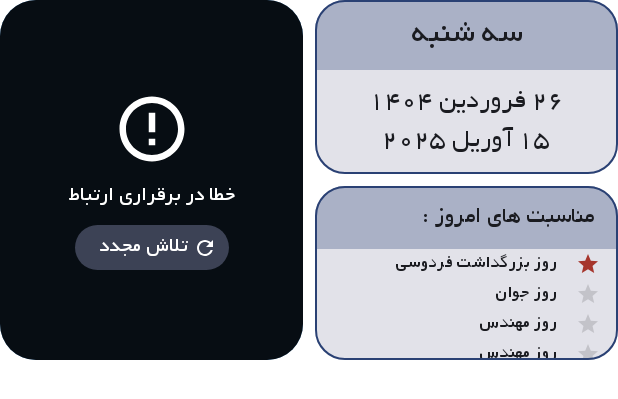
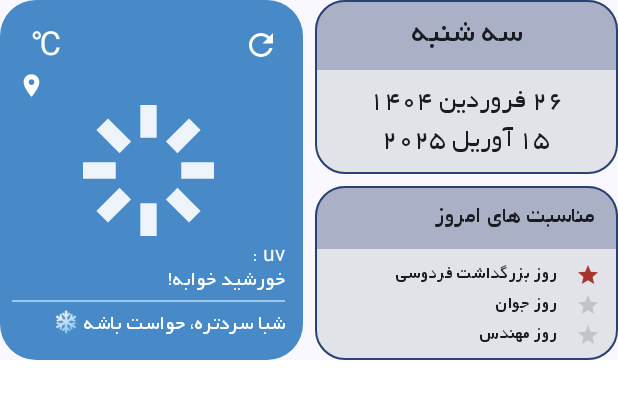
Before and after one commit to ihasanazimi/Avand, an Android app built with Jetpack Compose: the @Preview function WidgetScreenPreview, on a phone screen of 412 x 824 dp. Shown: the top 399 px of the screen. Run offline under Robolectric (Android 15) with nearby library versions, the phone set to English and light mode, and no system bars; our stand-ins replace Dagger/Hilt's generated code; pictures from the network do not load.

Commit message:
events implemented

```diff
--- a/app/src/main/java/ir/hasanazimi/avand/data/FakeData.kt
+++ b/app/src/main/java/ir/hasanazimi/avand/data/FakeData.kt
@@ -16,9 +16,6 @@ val fakeEventOfDays: ArrayList<EventOfDayEntity> =
     arrayListOf<EventOfDayEntity>(
         EventOfDayEntity("روز بزرگداشت فردوسی", isHoliday = true),
         EventOfDayEntity("روز جوان", isHoliday = false),
-        EventOfDayEntity("روز مهندس", isHoliday = false),
-        EventOfDayEntity("روز مهندس", isHoliday = false),
-        EventOfDayEntity("روز مهندس", isHoliday = false),
         EventOfDayEntity("روز مهندس", isHoliday = false),
     )
 
--- a/app/src/main/java/ir/hasanazimi/avand/presentation/itemViews/NewsItemView.kt
+++ b/app/src/main/java/ir/hasanazimi/avand/presentation/itemViews/NewsItemView.kt
@@ -40,7 +40,6 @@ fun NewsItemView(
     onShareNews: (newItemEntity: Item) -> Unit
 ) {
     AvandTheme {
-        Surface {
         Column(
             modifier = Modifier
                 .padding(bottom = 8.dp, top = 8.dp)
@@ -157,7 +156,6 @@ fun NewsItemView(
         }
     }
 }
-}
 
 
 @Preview
--- a/app/src/main/java/ir/hasanazimi/avand/presentation/screens/WidgetsScreen.kt
+++ b/app/src/main/java/ir/hasanazimi/avand/presentation/screens/WidgetsScreen.kt
@@ -32,6 +32,7 @@ import androidx.compose.material3.Card
 import androidx.compose.material3.CardDefaults
 import androidx.compose.material3.Icon
 import androidx.compose.material3.MaterialTheme
+import androidx.compose.material3.Surface
 import androidx.compose.material3.Text
 import androidx.compose.runtime.Composable
 import androidx.compose.runtime.getValue
@@ -72,11 +73,12 @@ fun Widgets(
 
 
     AvandTheme {
+        Surface {
             Row(
-            Modifier
-                .height(240.dp)
+                Modifier.height(240.dp).fillMaxHeight()
             ) {
-            /**  big rectangle -> Whether */
+
+                /** WEATHER */
                 Card(
                     modifier = Modifier
                         .padding(end = 4.dp)
@@ -109,7 +111,7 @@ fun Widgets(
                 }
 
 
-            /** small rectangles */
+                /** SMALL Cards */
                 Column(
                     Modifier
                         .weight(1f)
@@ -202,7 +204,7 @@ fun Widgets(
                                 contentAlignment = Alignment.CenterEnd
                             ) {
                                 Text(
-                                "مناسبت های امروز :",
+                                    "مناسبت های امروز",
                                     modifier = Modifier.padding(horizontal = 16.dp),
                                     textAlign = TextAlign.Start,
                                     maxLines = 1,
@@ -238,6 +240,7 @@ fun Widgets(
 
                                             Text(
                                                 text = "خبری نیست..",
+                                                style = CustomTypography.labelSmall,
                                                 modifier = Modifier.padding(horizontal = 8.dp)
                                             )
 
@@ -245,7 +248,7 @@ fun Widgets(
                                                 painter = painterResource(R.drawable.nothing),
                                                 contentDescription = "nothing",
                                                 modifier = Modifier
-                                                .size(18.dp),
+                                                    .size(15.dp),
                                             )
 
                                         }
@@ -254,6 +257,8 @@ fun Widgets(
                             }
                         }
                     }
+                }
+
             }
         }
     }
@@ -516,16 +521,14 @@ fun WidgetScreenPreview() {
     AvandTheme {
         Widgets(
             activity = MainActivity(),
-            weatherData = ResponseState.Error(Exception("تست")),
+            weatherData = ResponseState.Success(),
             calendarData = CalendarEntity(
                 dayOfWeek = "سه شنبه",
                 globalDate = "15 آوریل 2025",
                 persianDate = "26 فروردین 1404",
                 fakeEventOfDays
             ),
-            onGetData = {
-                // todo
-            }
+            onGetData = {}
         )
     }
 }
```
Also changed, not shown: app/src/main/java/ir/hasanazimi/avand/presentation/screens/HomeScreen.kt (+14 -30 lines), app/src/main/java/ir/hasanazimi/avand/presentation/screens/NewsScreen.kt (+5 -5 lines), app/src/main/java/ir/hasanazimi/avand/presentation/screens/WebViewScreen.kt (+4 -3 lines). Lines whose indentation alone changed are shown as unchanged.
